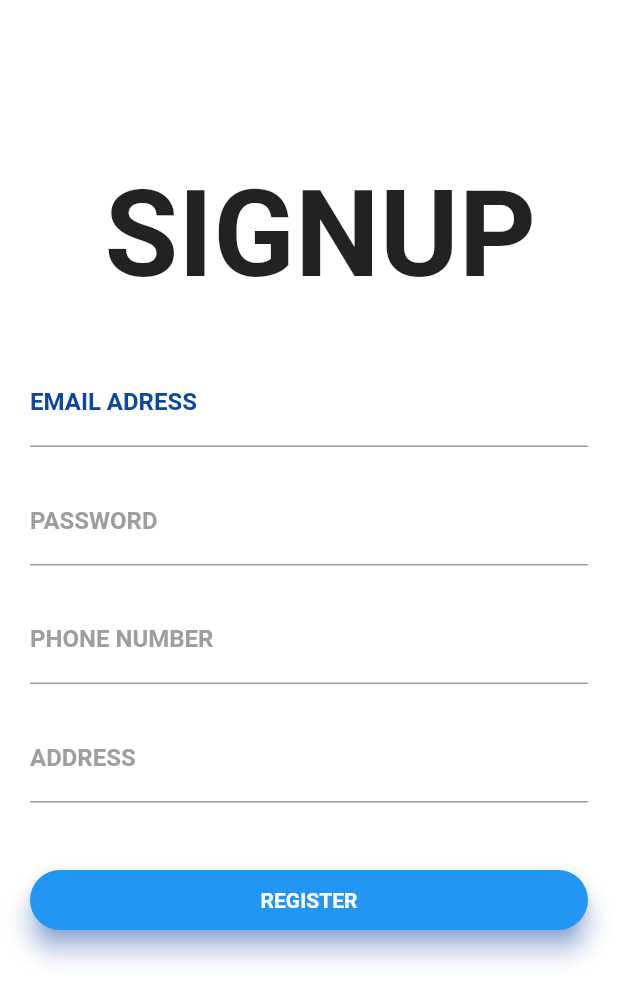
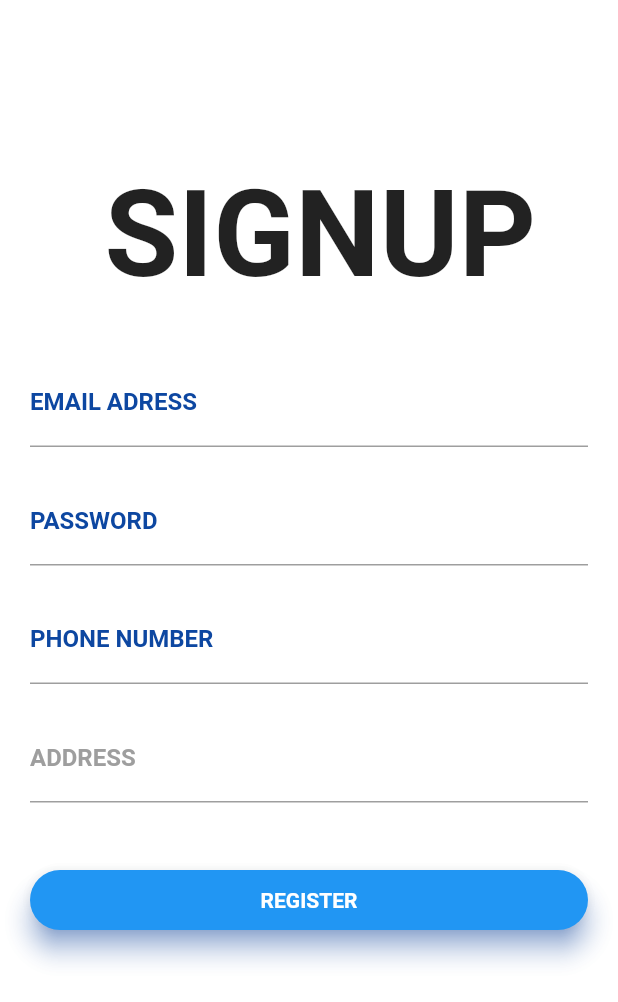
Before and after one commit to famcydaware/csc506-Assignment, a Flutter app: the SignupPage screen opened by its route, on a phone screen of 412 x 824 dp. Shown: the top 1002 px of the screen. Run offline on Flutter 3.47's test engine with Material 2 defaults, Android fonts, the light colour scheme and no system bars; Roboto replaces fonts that are missing (Monserrat, Montserrat).

Commit message:
change  color detail input request

```diff
--- a/lib/signup.dart
+++ b/lib/signup.dart
@@ -52,7 +52,7 @@ class _SignupPageState extends State<SignupPage>{
                     labelStyle: TextStyle(
                       fontFamily: 'Montserrat',
                       fontWeight: FontWeight.bold,
-                      color: Colors.grey
+                      color: Colors.blue[900]
                     ),
                     focusedBorder: UnderlineInputBorder(
                       borderSide:BorderSide (color:Colors.blue)
@@ -67,7 +67,7 @@ class _SignupPageState extends State<SignupPage>{
                     labelStyle: TextStyle(
                       fontFamily: 'Montserrat',
                       fontWeight: FontWeight.bold,
-                      color: Colors.grey
+                      color: Colors.blue[900]
                     ),
                     focusedBorder: UnderlineInputBorder(
                       borderSide:BorderSide (color:Colors.blue)
```
